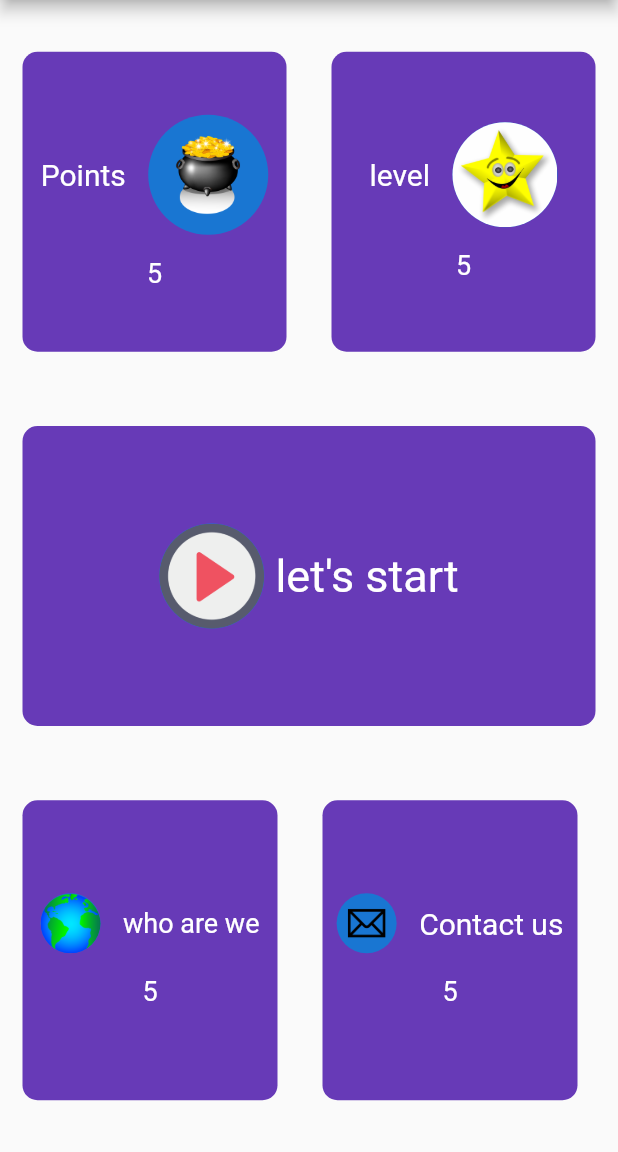
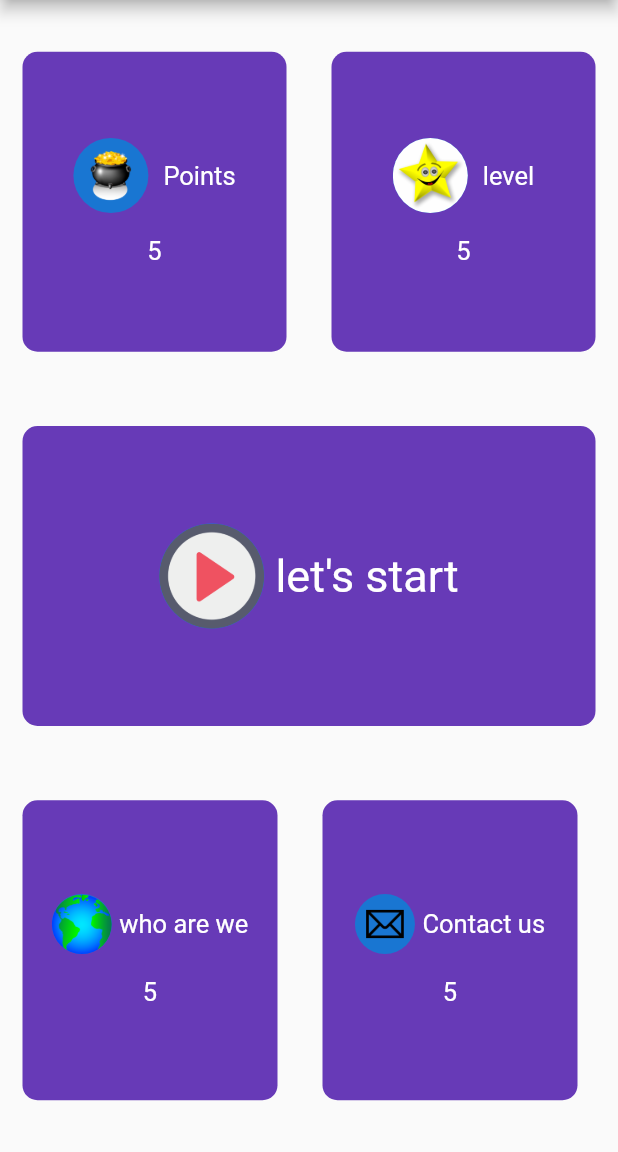
Before and after one commit to ShadyZekry/learn-arabic, a Flutter app: the screen it shows after launch, on a phone screen of 412 x 824 dp, the part 84-1236 px from its top. Run offline on Flutter 3.47's test engine with Material 2 defaults, Android fonts, the phone set to English and light mode, and no system bars; our stand-ins replace font_awesome_flutter.

Commit message:
edit_firstPage

```diff
--- a/lean_arabic/lib/screens/first_page.dart
+++ b/lean_arabic/lib/screens/first_page.dart
@@ -36,19 +36,20 @@ class _FirstPageState extends State<FirstPage> {
                         Row(
                           mainAxisAlignment: MainAxisAlignment.center,
                           children: [
+                            CircleAvatar(
+                              backgroundImage: AssetImage('images/ali.png'),
+                              radius: 25.0,
+                            ),
+                            SizedBox(
+                              width: 10.0,
+                            ),
+
                             Text(
                               "Points",
                               style: TextStyle(
-                                fontSize: 20.0,
+                                fontSize: 17.0,
                                 color: Colors.white,
                               ),
-                            ),
-                            SizedBox(
-                              width: 15.0,
-                            ),
-                            CircleAvatar(
-                              backgroundImage: AssetImage('images/ali.png'),
-                              radius: 40.0,
                             ),
                           ],
                         ),
@@ -58,7 +59,7 @@ class _FirstPageState extends State<FirstPage> {
                         Text(
                           "5",
                           style: TextStyle(
-                            fontSize: 18.0,
+                            fontSize: 17.0,
                             color: Colors.white,
                           ),
                         ),
@@ -81,19 +82,20 @@ class _FirstPageState extends State<FirstPage> {
                         Row(
                           mainAxisAlignment: MainAxisAlignment.center,
                           children: [
+                            CircleAvatar(
+                              backgroundImage: AssetImage('images/level.png'),
+                              radius: 25.0,
+                            ),
+                            SizedBox(
+                              width: 10.0,
+                            ),
+
                             Text(
                               "level",
                               style: TextStyle(
-                                fontSize: 20.0,
+                                fontSize: 17.0,
                                 color: Colors.white,
                               ),
-                            ),
-                            SizedBox(
-                              width: 15.0,
-                            ),
-                            CircleAvatar(
-                              backgroundImage: AssetImage('images/level.png'),
-                              radius: 35.0,
                             ),
 
                           ],
@@ -104,7 +106,7 @@ class _FirstPageState extends State<FirstPage> {
                         Text(
                           "5",
                           style: TextStyle(
-                            fontSize: 18.0,
+                            fontSize: 17.0,
                             color: Colors.white,
                           ),
                         ),
@@ -178,14 +180,15 @@ class _FirstPageState extends State<FirstPage> {
                           children: [
                             CircleAvatar(
                               backgroundImage: AssetImage('images/world.png'),
+                              radius: 20.0,
                             ),
                             SizedBox(
-                              width: 15.0,
+                              width: 5.0,
                             ),
                             Text(
                               "who are we",
                               style: TextStyle(
-                                fontSize: 18.0,
+                                fontSize: 17.0,
                                 color: Colors.white,
                               ),
                             ),
@@ -197,7 +200,7 @@ class _FirstPageState extends State<FirstPage> {
                         Text(
                           "5",
                           style: TextStyle(
-                            fontSize: 18.0,
+                            fontSize: 17.0,
                             color: Colors.white,
                           ),
                         ),
@@ -227,12 +230,12 @@ class _FirstPageState extends State<FirstPage> {
                                 radius: 20.0,
                                 backgroundImage: AssetImage('images/contact.png')),
                             SizedBox(
-                              width: 15.0,
+                              width: 5.0,
                             ),
                             Text(
                               "Contact us",
                               style: TextStyle(
-                                fontSize: 20.0,
+                                fontSize: 17.0,
                                 color: Colors.white,
                               ),
                             ),
@@ -244,7 +247,7 @@ class _FirstPageState extends State<FirstPage> {
                         Text(
                           "5",
                           style: TextStyle(
-                            fontSize: 18.0,
+                            fontSize: 17.0,
                             color: Colors.white,
                           ),
                         ),
```
